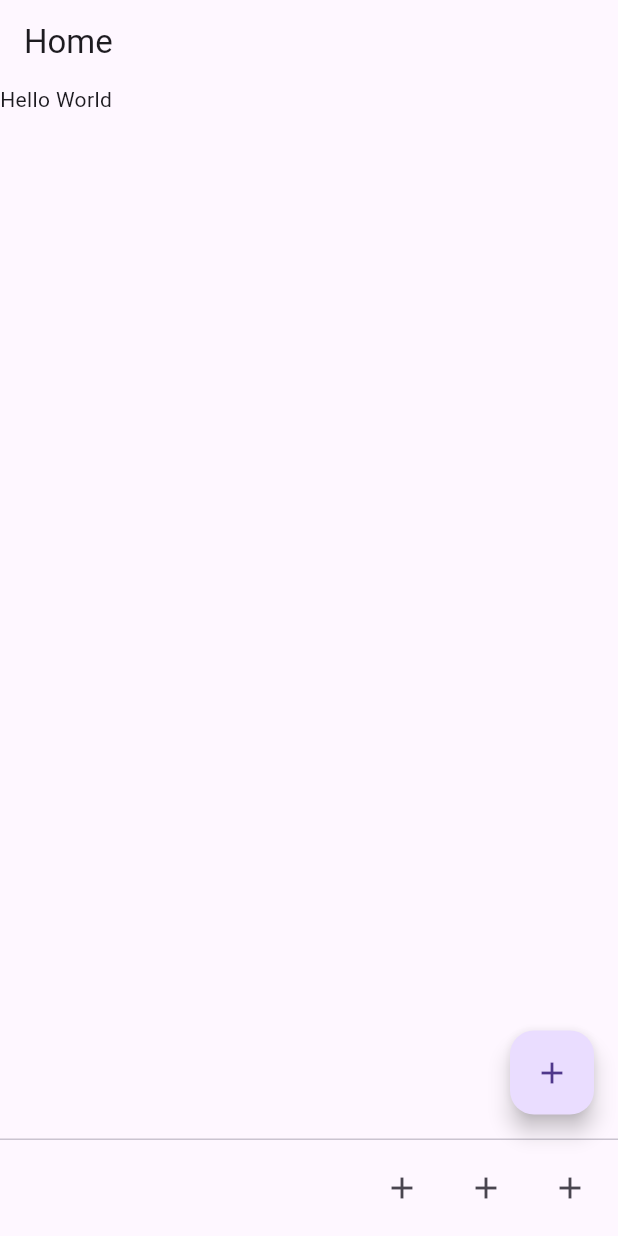
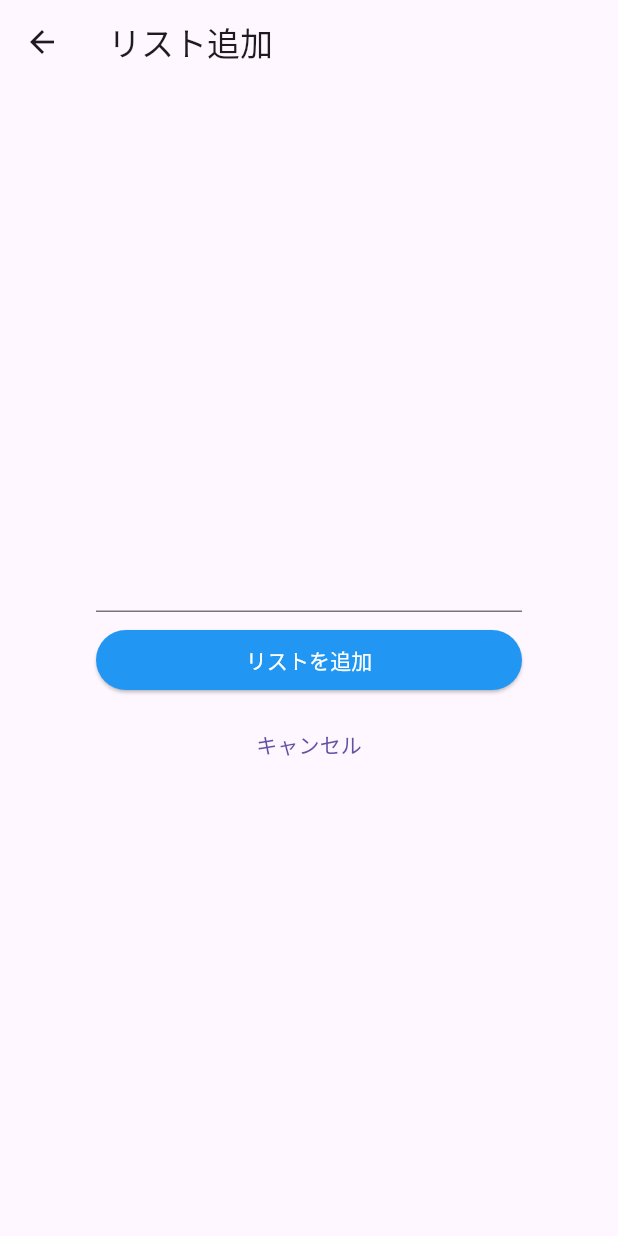
Before and after one commit to t-yamakoshi/flutter_todo, a Flutter app: the screen it shows after launch, after a tap on the "add" icon, on a phone screen of 412 x 824 dp. Run offline on Flutter 3.47's test engine with Material 3 defaults, Android fonts, the phone set to English and light mode, and no system bars.

Commit message:
feat: 🎸 TODOの追加画面を作成

```diff
--- a/analysis_options.yaml
+++ b/analysis_options.yaml
@@ -1,28 +1 @@
-# This file configures the analyzer, which statically analyzes Dart code to
-# check for errors, warnings, and lints.
-#
-# The issues identified by the analyzer are surfaced in the UI of Dart-enabled
-# IDEs (https://dart.dev/tools#ides-and-editors). The analyzer can also be
-# invoked from the command line by running `flutter analyze`.
-
-# The following line activates a set of recommended lints for Flutter apps,
-# packages, and plugins designed to encourage good coding practices.
-include: package:flutter_lints/flutter.yaml
-
-linter:
-  # The lint rules applied to this project can be customized in the
-  # section below to disable rules from the `package:flutter_lints/flutter.yaml`
-  # included above or to enable additional rules. A list of all available lints
-  # and their documentation is published at https://dart.dev/lints.
-  #
-  # Instead of disabling a lint rule for the entire project in the
-  # section below, it can also be suppressed for a single line of code
-  # or a specific dart file by using the `// ignore: name_of_lint` and
-  # `// ignore_for_file: name_of_lint` syntax on the line or in the file
-  # producing the lint.
-  rules:
-    # avoid_print: false  # Uncomment to disable the `avoid_print` rule
-    # prefer_single_quotes: true  # Uncomment to enable the `prefer_single_quotes` rule
-
-# Additional information about this file can be found at
-# https://dart.dev/guides/language/analysis-options
+include: package:very_good_analysis/analysis_options.yaml
--- a/lib/main.dart
+++ b/lib/main.dart
@@ -1,45 +1,92 @@
 import 'package:flutter/material.dart';
 
-void main() => runApp(const MyApp());
+void main() {
+  runApp(MyTodoApp());
+}
 
-class MyApp extends StatelessWidget {
-  const MyApp({super.key});
-
+class MyTodoApp extends StatelessWidget {
   @override
   Widget build(BuildContext context) {
     return MaterialApp(
-      title: 'TODOリスト',
-      theme: ThemeData(primarySwatch: Colors.green),
-      home: Scaffold(
-        appBar: AppBar(title: const Text('Home')),
-        body: Text("Hello World"),
-        floatingActionButton: FloatingActionButton(
-          onPressed: () {
-            print('FABをタップしました');
-          },
-          child: Icon(Icons.add),
-        ),
-        persistentFooterButtons: [
-          IconButton(
-            icon: Icon(Icons.add),
-            onPressed: () {
-              print('ボタン1をタップしました');
+      title: 'My Todo App',
+      theme: ThemeData(primarySwatch: Colors.blue),
+      home: TodoListPage(),
+    );
+  }
+}
+
+class TodoListPage extends StatelessWidget {
+  @override
+  Widget build(BuildContext context) {
+    return Scaffold(
+      body: ListView(
+        children: <Widget>[
+          Card(child: ListTile(title: Text('にんじんを買う'))),
+          Card(child: ListTile(title: Text('玉ねぎを買う'))),
+          Card(child: ListTile(title: Text('じゃがいもを買う'))),
+          Card(child: ListTile(title: Text('カレールーを買う'))),
+        ],
+      ),
+      appBar: AppBar(title: Text('リスト一覧')),
+      floatingActionButton: FloatingActionButton(
+        onPressed:
+            () => {
+              // pushで新しい画面に遷移
+              Navigator.of(context).push(
+                MaterialPageRoute(
+                  builder: (context) {
+                    return TodoAddPage();
+                  },
+                ),
+              ),
             },
-          ),
-          IconButton(
-            icon: Icon(Icons.add),
-            onPressed: () {
-              print('ボタン2をタップしました');
-            },
-          ),
-          IconButton(
-            icon: Icon(Icons.add),
-            onPressed: () {
-              print('ボタン3をタップしました');
-            },
-          ),
-        ],
+        child: Icon(Icons.add),
       ),
     );
   }
 }
+
+class TodoAddPage extends StatefulWidget {
+  @override
+  _TodoAddPageState createState() => _TodoAddPageState();
+}
+
+class _TodoAddPageState extends State<TodoAddPage> {
+  @override
+  Widget build(BuildContext context) {
+    return Scaffold(
+      appBar: AppBar(title: Text('リスト追加')),
+      body: Container(
+        padding: EdgeInsets.all(64),
+        child: Column(
+          mainAxisAlignment: MainAxisAlignment.center,
+          children: <Widget>[
+            //  テキスト入力
+            TextField(),
+            const SizedBox(height: 8),
+            Container(
+              // 横幅いっぱいに広げる
+              width: double.infinity,
+              // リストボタンを追加
+              child: ElevatedButton(
+                style: ElevatedButton.styleFrom(backgroundColor: Colors.blue),
+                onPressed: () => {},
+                child: Text('リストを追加', style: TextStyle(color: Colors.white)),
+              ),
+            ),
+            const SizedBox(height: 8),
+            Container(
+              // 横幅いっぱいに広げる
+              width: double.infinity,
+              // キャンセルボタンを追加
+              child: TextButton(
+                onPressed: () => {Navigator.of(context).pop()},
+                child: Text("キャンセル"),
+              ),
+            ),
+          ],
+        ),
+      ),
+    );
+  }
+}
```
Also changed, not shown: 2 other files.
